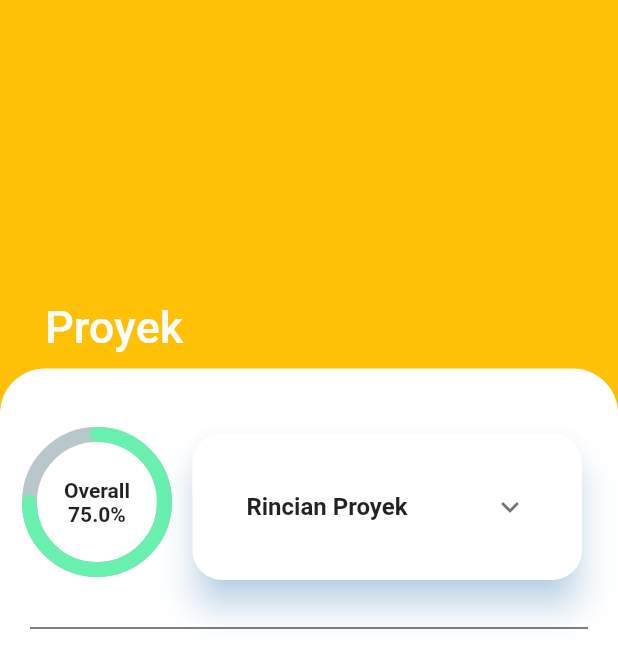
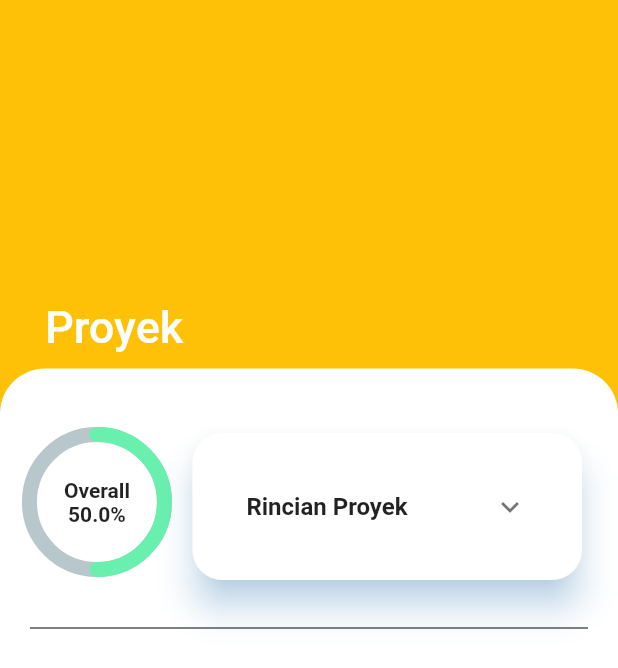
Before and after one commit to qisashasanudin/bangunin_id, a Flutter app: the ProjectDetails screen opened directly with empty values, on a phone screen of 412 x 824 dp. Shown: the top 668 px of the screen. Run offline on Flutter 3.47's test engine with Material 2 defaults, Android fonts, the phone set to English and light mode, and no system bars; drawn by our look-alikes of percent_indicator; our stand-ins replace cloud_firestore, firebase_auth, firebase_core, firebase_storage, flutter_spinkit, fluttertoast and 4 more; missing offline and left inert: dart:ffi; accounts and stored records are empty; network calls fail.

Commit message:
minor fixes

```diff
--- a/lib/screens/mainmenu/home/projects/view_project/project_details.dart
+++ b/lib/screens/mainmenu/home/projects/view_project/project_details.dart
@@ -49,13 +49,14 @@ class ProjectDetails extends StatelessWidget {
                     mainAxisAlignment: MainAxisAlignment.center,
                     crossAxisAlignment: CrossAxisAlignment.start,
                     children: [
-                        Flexible(flex: 1, child: overallProgress(0.75)),
+                      Flexible(flex: 1, child: overallProgress(0.50)),
                       SizedBox(width: 15),
                       Flexible(
                           flex: 3, child: ProjectDetailsCard(child: details)),
                     ],
                   ),
                 ),
+                //TODO: masukkan project gallery di sini
                 separatorLine(),
                 ListView.builder(
                   shrinkWrap: true,
@@ -63,8 +64,7 @@ class ProjectDetails extends StatelessWidget {
                   physics: NeverScrollableScrollPhysics(),
                   itemCount: materialsTarget.length,
                   itemBuilder: (_, index) {
-                      return itemProgress(
-                          context, materialsTarget[index], 0.50);
+                    return itemProgress(context, materialsTarget[index], 0.50);
                   },
                 ),
               ]),
@@ -72,9 +72,9 @@ class ProjectDetails extends StatelessWidget {
             //sliver-sliver lain ditulis di sini
           ],
         );
-        });
+      },
+    );
   }
-
   //========================= main function =========================
 }
 
```
Lines whose indentation alone changed are shown as unchanged.
